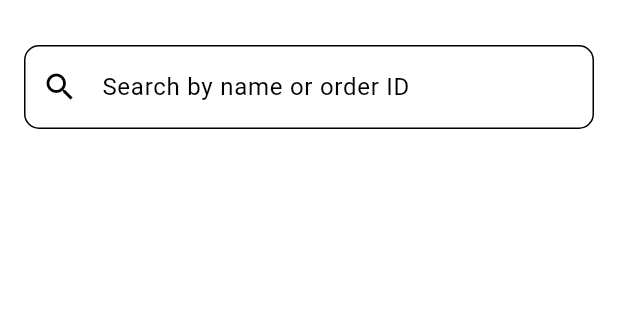
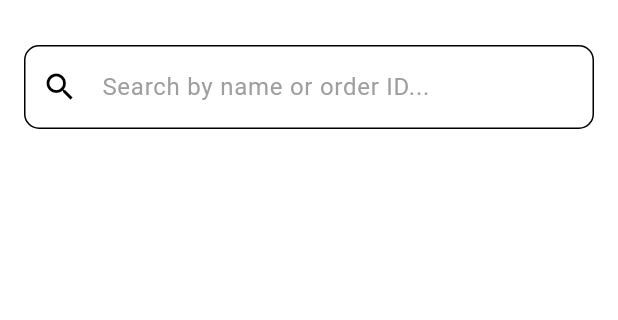
Before and after one commit to strik73/uasppb_2021130007, a Flutter app: the AdminHistoryPage screen opened directly, in the side drawer, after a tap on "Pending Orders", on a phone screen of 412 x 824 dp, the part 63-383 px from its top. Run offline on Flutter 3.47's test engine with Material 3 defaults, Android fonts, the phone set to English and light mode, and no system bars; our stand-ins replace cloud_firestore, firebase_auth, firebase_core; accounts and stored records are empty.

Commit message:
Change component color

```diff
--- a/lib/pages/admin_history_page.dart
+++ b/lib/pages/admin_history_page.dart
@@ -27,7 +27,10 @@ class _AdminHistoryPageState extends State<AdminHistoryPage> {
             padding: const EdgeInsets.all(16.0),
             child: TextField(
               decoration: InputDecoration(
-                hintText: 'Search by name or order ID',
+                hintText: 'Search by name or order ID...',
+                hintStyle: TextStyle(
+                  color: Theme.of(context).colorScheme.tertiary,
+                ),
                 prefixIcon: const Icon(Icons.search),
                 border: OutlineInputBorder(
                   borderRadius: BorderRadius.circular(10),
@@ -77,7 +80,7 @@ class _AdminHistoryPageState extends State<AdminHistoryPage> {
                       color: Theme.of(context).colorScheme.secondary,
                       child: ListTile(
                         title: Text(
-                          'ORDER #${orders[index].id}',
+                          '#${orders[index].id}',
                           style: const TextStyle(fontWeight: FontWeight.bold),
                         ),
                         subtitle: Column(
--- a/lib/pages/admin_page.dart
+++ b/lib/pages/admin_page.dart
@@ -27,7 +27,10 @@ class _AdminPageState extends State<AdminPage> {
             padding: const EdgeInsets.all(16.0),
             child: TextField(
               decoration: InputDecoration(
-                hintText: 'Search by name or order ID',
+                hintText: 'Search by name or order ID...',
+                hintStyle: TextStyle(
+                  color: Theme.of(context).colorScheme.tertiary,
+                ),
                 prefixIcon: const Icon(Icons.search),
                 border: OutlineInputBorder(
                   borderRadius: BorderRadius.circular(10),
@@ -77,7 +80,7 @@ class _AdminPageState extends State<AdminPage> {
                       color: Theme.of(context).colorScheme.secondary,
                       child: ListTile(
                         title: Text(
-                          'ORDER #${orders[index].id}',
+                          '#${orders[index].id}',
                           style: const TextStyle(fontWeight: FontWeight.bold),
                         ),
                         subtitle: Column(
```
Also changed, not shown: lib/pages/chef_page.dart (+8 -5 lines).
